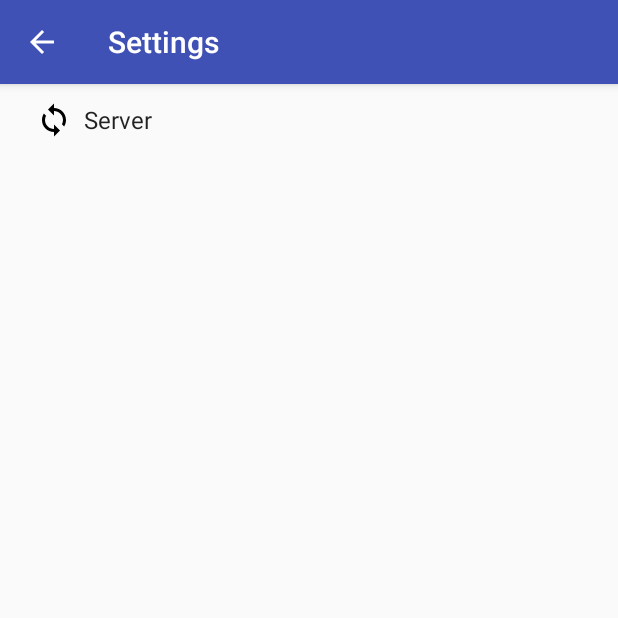
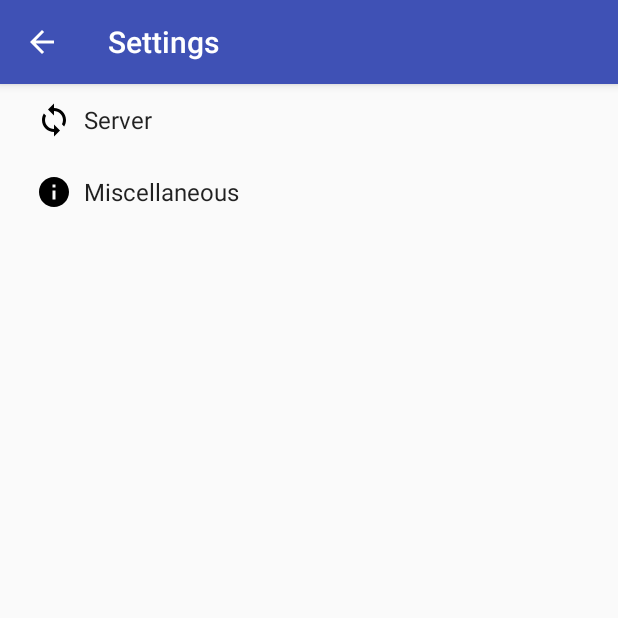
Before and after one commit to nemiah/multiPOSAndroid, an Android app: the ActivitySettings screen opened directly, with no data from a screen before it, on a phone screen of 412 x 824 dp, the top half of it. Run offline under Robolectric (Android 15) with nearby library versions, the phone set to English and light mode, and no system bars.

Commit message:
added reload preference

```diff
--- /dev/null
+++ b/app/src/main/res/drawable/ic_info_black_24dp.xml
@@ -0,0 +1,9 @@
+<vector xmlns:android="http://schemas.android.com/apk/res/android"
+        android:width="24dp"
+        android:height="24dp"
+        android:viewportHeight="24.0"
+        android:viewportWidth="24.0">
+    <path
+        android:fillColor="#FF000000"
+        android:pathData="M12,2C6.48,2 2,6.48 2,12s4.48,10 10,10 10,-4.48 10,-10S17.52,2 12,2zm1,15h-2v-6h2v6zm0,-8h-2V7h2v2z"/>
+</vector>
--- a/app/src/main/res/values/strings.xml
+++ b/app/src/main/res/values/strings.xml
@@ -54,5 +54,7 @@
     <string name="pref_title_server_url">Server-Address</string>
     <string name="pref_title_server_cloud">Cloud-Account</string>
     <string name="pref_title_server_kasse">Kasse</string>
+    <string name="pref_header_misc">Miscellaneous</string>
+    <string name="reload">Reload</string>
 
 </resources>
--- a/app/src/main/res/xml/pref_headers.xml
+++ b/app/src/main/res/xml/pref_headers.xml
@@ -7,4 +7,9 @@
         android:icon="@drawable/ic_sync_black_24dp"
         android:title="@string/pref_header_general"/>
 
+    <header
+        android:fragment="it.furtmeier.multiposandroid.ActivitySettings$MiscPreferenceFragment"
+        android:icon="@drawable/ic_info_black_24dp"
+        android:title="@string/pref_header_misc"/>
+
 </preference-headers>
--- /dev/null
+++ b/app/src/main/res/xml/pref_misc.xml
@@ -0,0 +1,15 @@
+<PreferenceScreen xmlns:android="http://schemas.android.com/apk/res/android">
+
+    <!--<SwitchPreference
+        android:defaultValue="true"
+        android:key="example_switch"
+        android:summary="@string/pref_description_social_recommendations"
+        android:title="@string/pref_title_social_recommendations"/> -->
+
+    <!-- NOTE: EditTextPreference accepts EditText attributes. -->
+    <!-- NOTE: EditTextPreference's summary should be set to its value by the activity code. -->
+    <Preference android:title="@string/reload"
+                android:key="misc_reload"
+                android:summary=""/>
+
+</PreferenceScreen>
```
Also changed, not shown: app/src/main/java/it/furtmeier/multiposandroid/ActivitySettings.java (+36 -5 lines), 33 other files.
